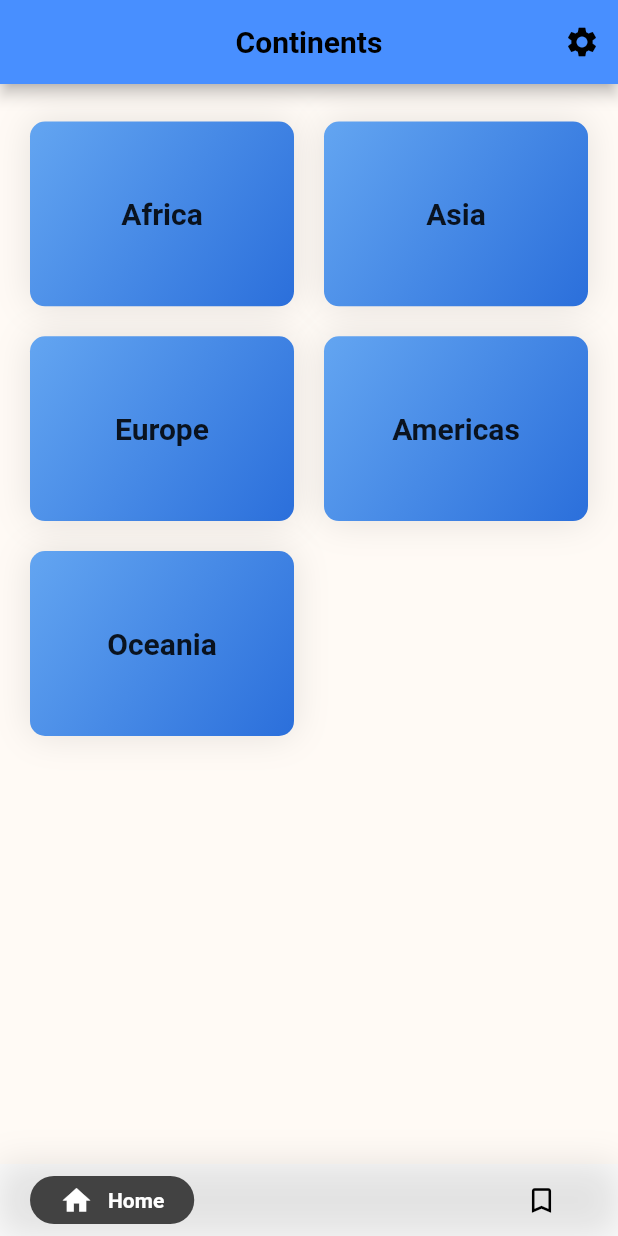
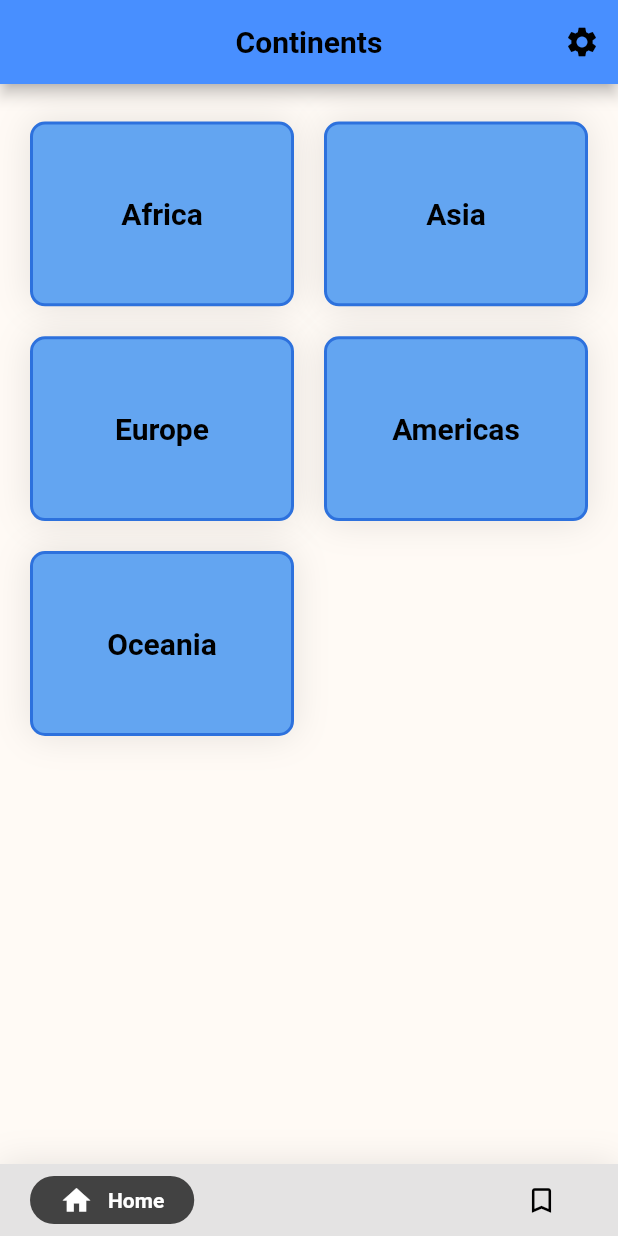
Before and after one commit to gadgetvala/Where_in_the_World--android, a Flutter app: the screen it shows after launch, on a phone screen of 412 x 824 dp. Run offline on Flutter 3.47's test engine with Material 2 defaults, Android fonts, the phone set to English and light mode, and no system bars; drawn by our look-alikes of google_nav_bar; our stand-ins replace flutter_svg, flutter_switch, hive; accounts and stored records are empty.

Commit message:
Initial Commit

```diff
--- a/lib/global/theme/theme.dart
+++ b/lib/global/theme/theme.dart
@@ -12,7 +12,7 @@ class Themes {
     'appbarIconColor': Color(0xff000000),
 
     // Bottom Navigation Style
-    'bottomNavBGColor': Color(0xfffffff),
+    'bottomNavBGColor': Color(0xffE4E3E3),
     'bottomNavTextColor': Color(0xff000000),
     'bottomNavActiveTextColor': Color(0xffffffff),
     'bottomNavActiveColor': Colors.grey[800],
--- a/lib/providers/Countries.dart
+++ b/lib/providers/Countries.dart
@@ -22,7 +22,7 @@ class Countries with ChangeNotifier {
       final decodedData = json.decode(data.body);
       _country = decodedData;
     } catch (err) {
-      print(err);
+      return err;
     }
     notifyListeners();
   }
--- a/lib/widgets/appbar/flexibleSpaceStyle.dart
+++ b/lib/widgets/appbar/flexibleSpaceStyle.dart
@@ -6,7 +6,8 @@ import '../../providers/ThemesChanger.dart';
 class FlexibleSpaceStyle extends StatelessWidget {
   @override
   Widget build(BuildContext context) {
-    final themeData = Provider.of<ThemeChanger>(context).getTheme;
+    final themeData =
+        Provider.of<ThemeChanger>(context, listen: false).getTheme;
     return Container(
       decoration: BoxDecoration(
         color: themeData['appbar'],
--- a/lib/widgets/continents/continent_item.dart
+++ b/lib/widgets/continents/continent_item.dart
@@ -1,5 +1,7 @@
 import 'package:flutter/material.dart';
+import 'package:provider/provider.dart';
 
+import './../../providers/ThemesChanger.dart';
 import '../../screens/country_list_screen.dart';
 
 class ContinentItem extends StatelessWidget {
@@ -19,19 +21,21 @@ class ContinentItem extends StatelessWidget {
 
   @override
   Widget build(BuildContext context) {
+    final themeData =
+        Provider.of<ThemeChanger>(context, listen: false).getTheme;
+
     return InkWell(
       onTap: () => selectContinent(context),
-      splashColor: Colors.amber,
+      splashColor: themeData['cardSplashColor'],
       borderRadius: BorderRadius.circular(0),
       child: Container(
         decoration: BoxDecoration(
+          color: themeData['cardBGColor'],
+          border: Border.all(
+            color: themeData['cardBorder'],
+            width: 2,
+          ),
           borderRadius: BorderRadius.circular(10),
-          gradient: LinearGradient(
-            // colors: [color.withOpacity(0.7), color],
-            colors: [Color(0x0ff63A5F1), Color(0xff2B6FDB)],
-            begin: Alignment.topLeft,
-            end: Alignment.bottomRight,
-          ),
           boxShadow: [
             BoxShadow(blurRadius: 20, color: Colors.black.withOpacity(0.1))
           ],
@@ -40,9 +44,9 @@ class ContinentItem extends StatelessWidget {
           child: Text(
             name,
             style: TextStyle(
-              fontSize: 20,
-              fontWeight: FontWeight.bold,
-            ),
+                fontSize: 20,
+                fontWeight: FontWeight.bold,
+                color: themeData['cardTextColor']),
           ),
         ),
       ),
```
Also changed, not shown: lib/screens/bookmark_screen.dart (+0 -9 lines), lib/screens/country_details_screen.dart (+23 -16 lines), lib/screens/country_list_screen.dart (+11 -6 lines), lib/screens/settings_screen.dart (+14 -2 lines), lib/widgets/bottomDrawer.dart (deleted, +0 -68 lines), lib/widgets/country_detail/label_container.dart (+8 -2 lines), lib/widgets/country_list_page/country_list_tile.dart (+13 -4 lines), lib/widgets/settings/themeModeSwitch.dart (added), 1 other file.
